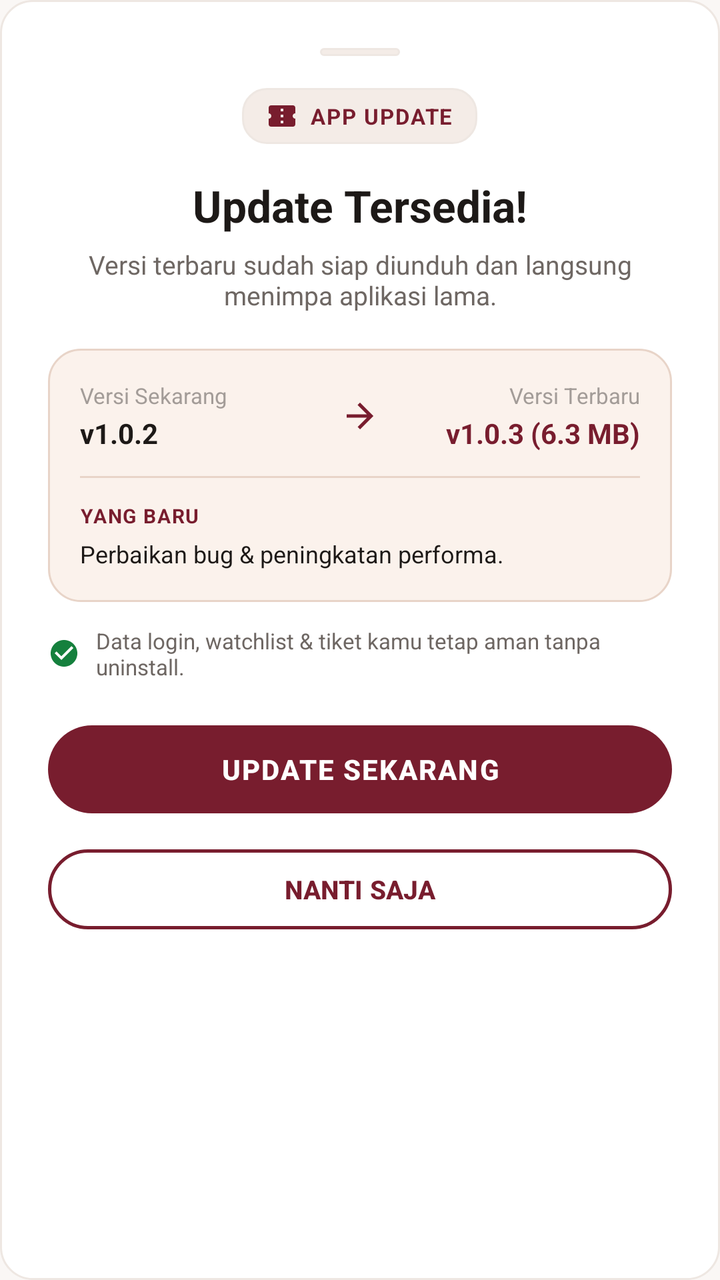
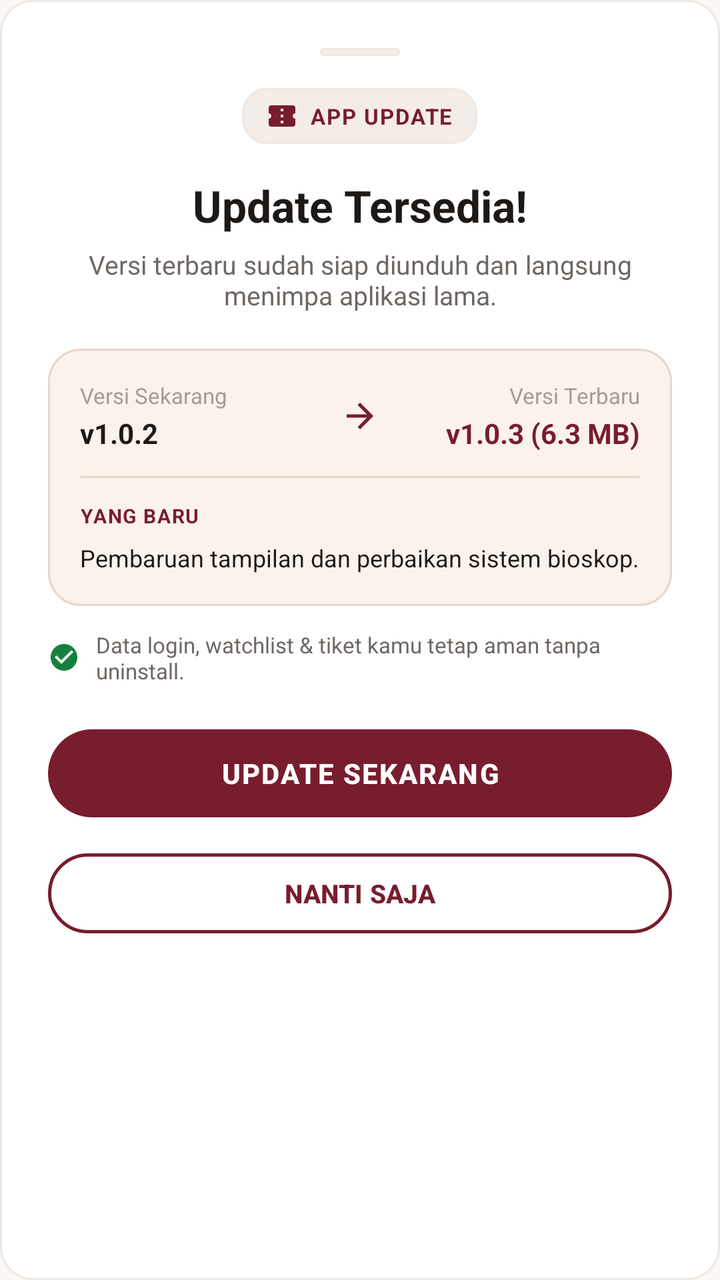

The first picture is an Android layout as it rendered before a commit; the second is the same layout after the commit. The layout source and the unified diff follow.
<!-- AndroidManifest.xml: application theme Theme.ApkBookingFIlm -->
<!-- res/layout/bottom_sheet_update.xml -->
<?xml version="1.0" encoding="utf-8"?>
<LinearLayout xmlns:android="http://schemas.android.com/apk/res/android"
    xmlns:app="http://schemas.android.com/apk/res-auto"
    android:layout_width="match_parent"
    android:layout_height="wrap_content"
    android:background="@drawable/bg_rounded_card"
    android:orientation="vertical"
    android:padding="24dp">

    
    <View
        android:layout_width="40dp"
        android:layout_height="4dp"
        android:layout_gravity="center_horizontal"
        android:layout_marginBottom="16dp"
        android:background="@drawable/bg_chip_unselected" />

    
    <LinearLayout
        android:layout_width="wrap_content"
        android:layout_height="wrap_content"
        android:layout_gravity="center_horizontal"
        android:background="@drawable/bg_chip_unselected"
        android:gravity="center_vertical"
        android:orientation="horizontal"
        android:paddingHorizontal="12dp"
        android:paddingVertical="6dp">

        <ImageView
            android:layout_width="16dp"
            android:layout_height="16dp"
            android:src="@drawable/ic_ticket"
            app:tint="@color/maroon_primary" />

        <TextView
            android:layout_width="wrap_content"
            android:layout_height="wrap_content"
            android:layout_marginStart="6dp"
            android:letterSpacing="0.06"
            android:text="APP UPDATE"
            android:textColor="@color/maroon_primary"
            android:textSize="11sp"
            android:textStyle="bold" />
    </LinearLayout>

    
    <TextView
        android:id="@+id/tvUpdateTitle"
        android:layout_width="match_parent"
        android:layout_height="wrap_content"
        android:layout_marginTop="16dp"
        android:gravity="center"
        android:text="Update Tersedia!"
        android:textColor="@color/text_primary"
        android:textSize="22sp"
        android:textStyle="bold" />

    <TextView
        android:id="@+id/tvUpdateSubtitle"
        android:layout_width="match_parent"
        android:layout_height="wrap_content"
        android:layout_marginTop="6dp"
        android:gravity="center"
        android:text="Versi terbaru sudah siap diunduh dan langsung menimpa aplikasi lama."
        android:textColor="@color/text_secondary"
        android:textSize="13sp" />

    
    <LinearLayout
        android:layout_width="match_parent"
        android:layout_height="wrap_content"
        android:layout_marginTop="18dp"
        android:background="@drawable/bg_peach_card"
        android:orientation="vertical"
        android:padding="16dp">

        
        <LinearLayout
            android:layout_width="match_parent"
            android:layout_height="wrap_content"
            android:gravity="center_vertical"
            android:orientation="horizontal">

            <LinearLayout
                android:layout_width="0dp"
                android:layout_height="wrap_content"
                android:layout_weight="1"
                android:orientation="vertical">

                <TextView
                    android:layout_width="wrap_content"
                    android:layout_height="wrap_content"
                    android:text="Versi Sekarang"
                    android:textColor="@color/text_muted"
                    android:textSize="11sp" />

                <TextView
                    android:id="@+id/tvCurrentVersion"
                    android:layout_width="wrap_content"
                    android:layout_height="wrap_content"
                    android:layout_marginTop="2dp"
                    android:text="v1.0.2"
                    android:textColor="@color/text_primary"
                    android:textSize="14sp"
                    android:textStyle="bold" />
            </LinearLayout>

            <ImageView
                android:layout_width="20dp"
                android:layout_height="20dp"
                android:src="@drawable/ic_arrow_forward"
                app:tint="@color/maroon_primary" />

            <LinearLayout
                android:layout_width="0dp"
                android:layout_height="wrap_content"
                android:layout_weight="1"
                android:gravity="end"
                android:orientation="vertical">

                <TextView
                    android:layout_width="wrap_content"
                    android:layout_height="wrap_content"
                    android:text="Versi Terbaru"
                    android:textColor="@color/text_muted"
                    android:textSize="11sp" />

                <TextView
                    android:id="@+id/tvNewVersion"
                    android:layout_width="wrap_content"
                    android:layout_height="wrap_content"
                    android:layout_marginTop="2dp"
                    android:text="v1.0.3 (6.3 MB)"
                    android:textColor="@color/maroon_primary"
                    android:textSize="14sp"
                    android:textStyle="bold" />
            </LinearLayout>
        </LinearLayout>

        <View
            android:layout_width="match_parent"
            android:layout_height="1dp"
            android:layout_marginVertical="12dp"
            android:background="@color/peach_border" />

        <TextView
            android:layout_width="wrap_content"
            android:layout_height="wrap_content"
            android:letterSpacing="0.06"
            android:text="YANG BARU"
            android:textColor="@color/maroon_primary"
            android:textSize="10sp"
            android:textStyle="bold" />

        <TextView
            android:id="@+id/tvUpdateChangelog"
            android:layout_width="match_parent"
            android:layout_height="wrap_content"
            android:layout_marginTop="4dp"
            android:ellipsize="end"
            android:lineSpacingExtra="2dp"
            android:maxLines="6"
            android:text="Perbaikan bug &amp; peningkatan performa."
            android:textColor="@color/text_primary"
            android:textSize="12sp" />
    </LinearLayout>

    
    <LinearLayout
        android:layout_width="match_parent"
        android:layout_height="wrap_content"
        android:layout_marginTop="12dp"
        android:gravity="center_vertical"
        android:orientation="horizontal">

        <ImageView
            android:layout_width="16dp"
            android:layout_height="16dp"
            android:src="@drawable/ic_check_circle"
            app:tint="@color/green_success" />

        <TextView
            android:layout_width="match_parent"
            android:layout_height="wrap_content"
            android:layout_marginStart="8dp"
            android:text="Data login, watchlist &amp; tiket kamu tetap aman tanpa uninstall."
            android:textColor="@color/text_secondary"
            android:textSize="11sp" />
    </LinearLayout>

    
    <com.google.android.material.button.MaterialButton
        android:id="@+id/btnUpdateNow"
        style="@style/PrimaryMaroonButton"
        android:layout_width="match_parent"
        android:layout_height="52dp"
        android:layout_marginTop="18dp"
        android:text="UPDATE SEKARANG"
        android:textSize="14sp" />

    
    <com.google.android.material.button.MaterialButton
        android:id="@+id/btnUpdateLater"
        style="@style/OutlineMaroonButton"
        android:layout_width="match_parent"
        android:layout_height="48dp"
        android:layout_marginTop="10dp"
        android:text="NANTI SAJA"
        android:textSize="13sp" />
</LinearLayout>
<!-- resources referenced by this layout -->
<resources>
  <color name="green_success">#15803D</color>
  <color name="maroon_primary">#781D2E</color>
  <color name="peach_border">#E8D4C8</color>
  <color name="text_muted">#A39C98</color>
  <color name="text_primary">#1D1917</color>
  <color name="text_secondary">#6E6763</color>
  <!-- drawable bg_chip_unselected (drawable) -->
  <?xml version="1.0" encoding="utf-8"?>
  <shape xmlns:android="http://schemas.android.com/apk/res/android"
      android:shape="rectangle">
      <solid android:color="@color/chip_bg" />
      <corners android:radius="12dp" />
      <stroke
          android:width="1dp"
          android:color="@color/divider_line" />
  </shape>
  <!-- drawable bg_peach_card (drawable) -->
  <?xml version="1.0" encoding="utf-8"?>
  <shape xmlns:android="http://schemas.android.com/apk/res/android"
      android:shape="rectangle">
      <solid android:color="@color/peach_bg" />
      <corners android:radius="16dp" />
      <stroke
          android:width="1dp"
          android:color="@color/peach_border" />
  </shape>
  <!-- drawable bg_rounded_card (drawable) -->
  <?xml version="1.0" encoding="utf-8"?>
  <shape xmlns:android="http://schemas.android.com/apk/res/android"
      android:shape="rectangle">
      <solid android:color="@color/bg_surface" />
      <corners android:radius="16dp" />
      <stroke
          android:width="1dp"
          android:color="@color/divider_line" />
  </shape>
  <!-- drawable ic_arrow_forward (drawable) -->
  <vector xmlns:android="http://schemas.android.com/apk/res/android"
      android:width="24dp"
      android:height="24dp"
      android:viewportWidth="24"
      android:viewportHeight="24">
    <path
        android:fillColor="@color/white"
        android:pathData="M12,4l-1.41,1.41L16.17,11H4v2h12.17l-5.58,5.59L12,20l8,-8z"/>
  </vector>
  <!-- drawable ic_check_circle (drawable) -->
  <vector xmlns:android="http://schemas.android.com/apk/res/android"
      android:width="24dp"
      android:height="24dp"
      android:viewportWidth="24"
      android:viewportHeight="24">
    <path
        android:fillColor="@color/green_success"
        android:pathData="M12,2C6.48,2 2,6.48 2,12s4.48,10 10,10 10,-4.48 10,-10S17.52,2 12,2zm-2,15l-5,-5 1.41,-1.41L10,14.17l7.59,-7.59L19,8l-9,9z"/>
  </vector>
  <style name="OutlineMaroonButton" parent="Widget.Material3.Button.OutlinedButton">
          <item name="strokeColor">@color/maroon_primary</item>
          <item name="strokeWidth">1.5dp</item>
          <item name="android:textColor">@color/maroon_primary</item>
          <item name="android:textStyle">bold</item>
          <item name="cornerRadius">24dp</item>
      </style>
  <style name="PrimaryMaroonButton" parent="Widget.Material3.Button">
          <item name="backgroundTint">@color/maroon_primary</item>
          <item name="android:textColor">@color/white</item>
          <item name="android:textStyle">bold</item>
          <item name="cornerRadius">24dp</item>
          <item name="android:textAllCaps">true</item>
          <item name="android:letterSpacing">0.05</item>
      </style>
  <style name="Theme.ApkBookingFIlm" parent="Base.Theme.ApkBookingFIlm" />
  <color name="chip_bg">#F4ECE7</color>
  <color name="divider_line">#EEE7E2</color>
  <color name="peach_bg">#FBF2EC</color>
  <color name="bg_surface">#FFFFFF</color>
  <color name="white">#FFFFFFFF</color>
  <color name="maroon_dark">#581220</color>
  <color name="maroon_light">#9A273D</color>
  <color name="bg_cream">#FAF7F5</color>
  <color name="bg_white">#FFFFFFFF</color>
  <style name="ThemedAlertDialog" parent="ThemeOverlay.Material3.MaterialAlertDialog">
          <item name="colorSurface">@color/bg_surface</item>
          <item name="colorPrimary">@color/maroon_primary</item>
          <item name="colorOnSurface">@color/text_primary</item>
          <item name="colorOnSurfaceVariant">@color/text_secondary</item>
          <item name="android:background">@color/bg_surface</item>
      </style>
  <!-- unchanged entries left out for length: 2 -->
</resources>

<!-- the commit's change to res/layout/bottom_sheet_update.xml (unified diff, before → after) -->
@@ -156,11 +156,11 @@
             android:id="@+id/tvUpdateChangelog"
             android:layout_width="match_parent"
             android:layout_height="wrap_content"
-            android:layout_marginTop="4dp"
+            android:layout_marginTop="6dp"
             android:ellipsize="end"
-            android:lineSpacingExtra="2dp"
-            android:maxLines="6"
-            android:text="Perbaikan bug &amp; peningkatan performa."
+            android:lineSpacingExtra="3dp"
+            android:maxLines="10"
+            android:text="Pembaruan tampilan dan perbaikan sistem bioskop."
             android:textColor="@color/text_primary"
             android:textSize="12sp" />
     </LinearLayout>
